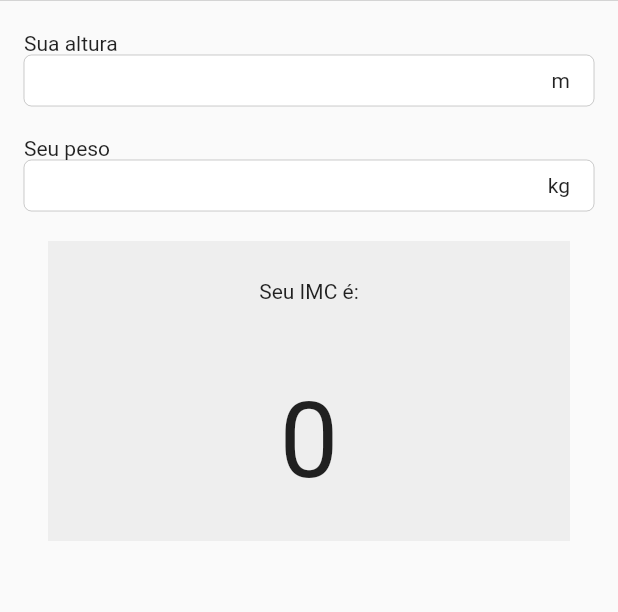
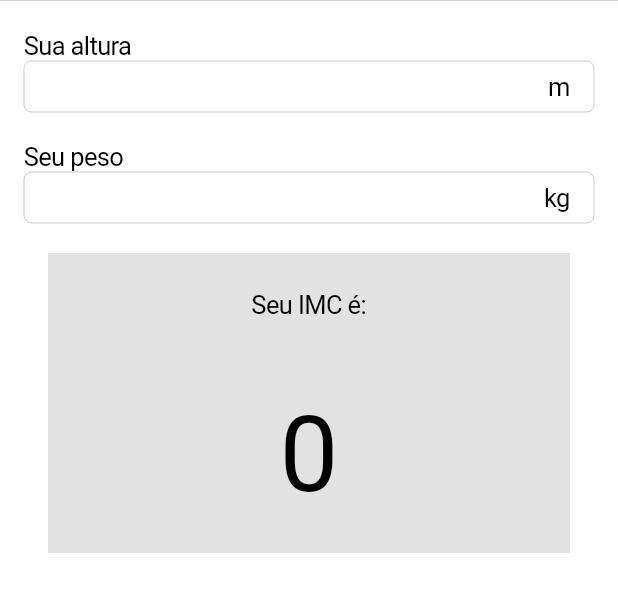
Before and after one commit to lucasdessy/exemplo_imc, a Flutter app: the screen it shows after launch, on a phone screen of 412 x 824 dp, the part 143-755 px from its top. Run offline on Flutter 3.47's test engine with Material 2 defaults, Android fonts, the phone set to English and light mode, and no system bars.

Commit message:
dartk theme support

```diff
--- a/lib/home.dart
+++ b/lib/home.dart
@@ -36,6 +36,7 @@ class _HomeState extends State<Home> {
   @override
   Widget build(BuildContext context) {
     return Scaffold(
+      backgroundColor: CupertinoTheme.of(context).scaffoldBackgroundColor,
       body: CustomScrollView(
         physics: const BouncingScrollPhysics(
           parent: const AlwaysScrollableScrollPhysics(),
@@ -53,13 +54,17 @@ class _HomeState extends State<Home> {
                   Text(
                     'Sua altura',
                     textAlign: TextAlign.start,
+                    style: CupertinoTheme.of(context).textTheme.textStyle,
                   ),
                   CupertinoTextField(
                     controller: alturaTc,
                     keyboardType: TextInputType.number,
                     suffix: Padding(
                       padding: EdgeInsets.only(right: 16),
-                      child: Text('m'),
+                      child: Text(
+                        'm',
+                        style: CupertinoTheme.of(context).textTheme.textStyle,
+                      ),
                     ),
                   ),
                   SizedBox(
@@ -68,29 +73,41 @@ class _HomeState extends State<Home> {
                   Text(
                     'Seu peso',
                     textAlign: TextAlign.start,
+                    style: CupertinoTheme.of(context).textTheme.textStyle,
                   ),
                   CupertinoTextField(
                     controller: pesoTc,
                     keyboardType: TextInputType.number,
                     suffix: Padding(
                       padding: EdgeInsets.only(right: 16),
-                      child: Text('kg'),
+                      child: Text(
+                        'kg',
+                        style: CupertinoTheme.of(context).textTheme.textStyle,
+                      ),
                     ),
                   ),
                   SizedBox(
                     height: 20,
                   ),
                   Container(
-                    color: Colors.grey.shade200,
+                    color: Colors.grey.withOpacity(0.3),
                     height: 200,
                     margin: EdgeInsets.symmetric(horizontal: 16),
                     child: Column(
                       mainAxisAlignment: MainAxisAlignment.spaceAround,
                       children: [
-                        Text('Seu IMC é:'),
+                        Text(
+                          'Seu IMC é:',
+                          style: CupertinoTheme.of(context).textTheme.textStyle,
+                        ),
                         Text(
                           imc,
-                          style: TextStyle(fontSize: 70),
+                          style: TextStyle(
+                              fontSize: 70,
+                              color: CupertinoTheme.of(context)
+                                  .textTheme
+                                  .textStyle
+                                  .color),
                         )
                       ],
                     ),
```
